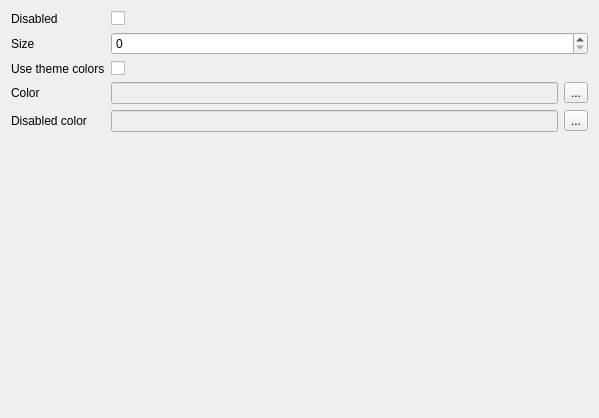
Old version of the form examples/iconbuttonsettingsform.ui in the repository sebcaux/qt-material-widgets.
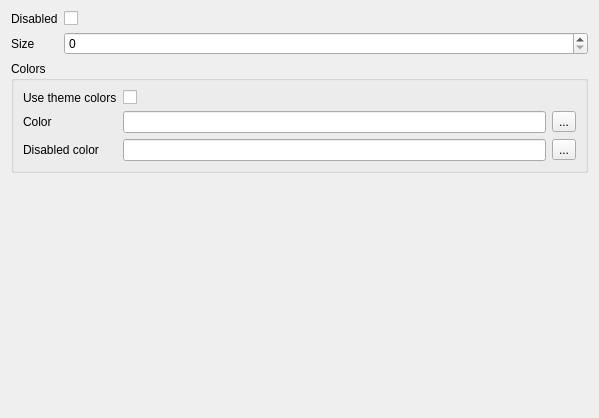
New version of the form.

Commit message: [examples] Reviewed layouts, added groupbox for colors

```diff
--- a/examples/iconbuttonsettingsform.ui
+++ b/examples/iconbuttonsettingsform.ui
@@ -39,29 +39,35 @@
      <item row="1" column="1">
       <widget class="QSpinBox" name="sizeSpinBox"/>
      </item>
-     <item row="2" column="0">
+     <item row="2" column="0" colspan="2">
+      <widget class="QGroupBox" name="groupBox">
+       <property name="title">
+        <string>Colors</string>
+       </property>
+       <layout class="QFormLayout" name="formLayout_2">
+        <item row="0" column="0">
       <widget class="QLabel" name="useThemeColorsLabel">
        <property name="text">
         <string>Use theme colors</string>
        </property>
       </widget>
      </item>
-     <item row="2" column="1">
+        <item row="0" column="1">
       <widget class="QCheckBox" name="useThemeColorsCheckBox"/>
      </item>
-     <item row="3" column="0">
+        <item row="1" column="0">
       <widget class="QLabel" name="colorLabel">
        <property name="text">
         <string>Color</string>
        </property>
       </widget>
      </item>
-     <item row="3" column="1">
+        <item row="1" column="1">
       <layout class="QHBoxLayout" name="horizontalLayout_2">
        <item>
         <widget class="QLineEdit" name="colorLineEdit">
-         <property name="enabled">
-          <bool>false</bool>
+            <property name="readOnly">
+             <bool>true</bool>
          </property>
         </widget>
        </item>
@@ -74,19 +80,19 @@
        </item>
       </layout>
      </item>
-     <item row="4" column="0">
+        <item row="2" column="0">
       <widget class="QLabel" name="disabledColorLabel">
        <property name="text">
         <string>Disabled color</string>
        </property>
       </widget>
      </item>
-     <item row="4" column="1">
+        <item row="2" column="1">
       <layout class="QHBoxLayout" name="horizontalLayout_4">
        <item>
         <widget class="QLineEdit" name="disabledColorLineEdit">
-         <property name="enabled">
-          <bool>false</bool>
+            <property name="readOnly">
+             <bool>true</bool>
          </property>
         </widget>
        </item>
@@ -98,6 +104,9 @@
         </widget>
        </item>
       </layout>
+        </item>
+       </layout>
+      </widget>
      </item>
     </layout>
    </item>
```
Lines whose indentation alone changed are shown as unchanged. The commit also changes 11 other files.
